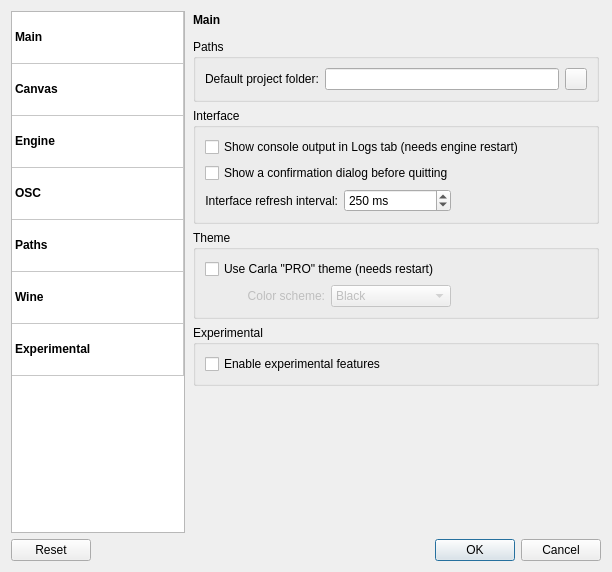
Old version of the form resources/ui/carla_settings.ui in the repository falkTX/Carla.
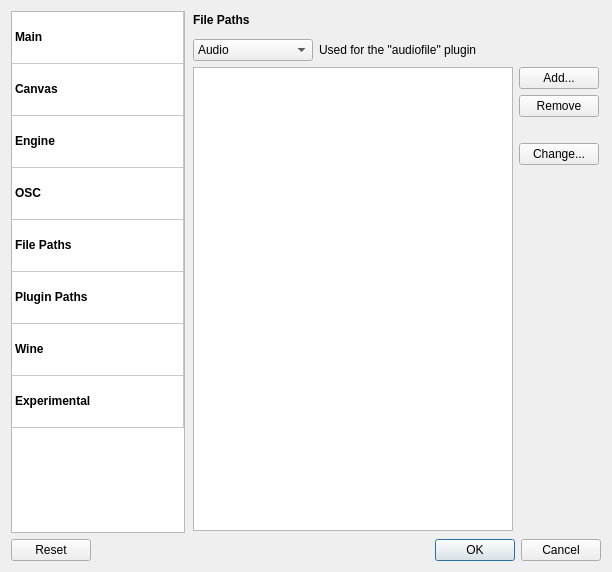
New version of the form. The open tabs and pages were chosen to show the change. Icons and pictures are not drawn.

Commit message: Initial work for file type paths, use it for audio and midi plugins

Diff of the .ui file:
```diff
--- a/resources/ui/carla_settings.ui
+++ b/resources/ui/carla_settings.ui
@@ -88,7 +88,12 @@
        </row>
        <row>
         <property name="text">
-         <string>paths</string>
+         <string>file-paths</string>
+        </property>
+       </row>
+       <row>
+        <property name="text">
+         <string>plugin-paths</string>
         </property>
        </row>
        <row>
@@ -186,7 +191,7 @@
        </item>
        <item row="4" column="0">
         <property name="text">
-         <string>Paths</string>
+         <string>File Paths</string>
         </property>
         <property name="font">
          <font>
@@ -204,6 +209,24 @@
        </item>
        <item row="5" column="0">
         <property name="text">
+         <string>Plugin Paths</string>
+        </property>
+        <property name="font">
+         <font>
+          <weight>75</weight>
+          <bold>true</bold>
+         </font>
+        </property>
+        <property name="icon">
+         <iconset resource="../resources.qrc">
+          <normaloff>:/scalable/folder.svgz</normaloff>:/scalable/folder.svgz</iconset>
+        </property>
+        <property name="flags">
+         <set>ItemIsSelectable|ItemIsEnabled</set>
+        </property>
+       </item>
+       <item row="6" column="0">
+        <property name="text">
          <string>Wine</string>
         </property>
         <property name="font">
@@ -220,7 +243,7 @@
          <set>ItemIsSelectable|ItemIsEnabled</set>
         </property>
        </item>
-       <item row="6" column="0">
+       <item row="7" column="0">
         <property name="text">
          <string>Experimental</string>
         </property>
@@ -1647,7 +1670,253 @@
         <zorder>group_osc_udp_port</zorder>
         <zorder>group_osc_core</zorder>
        </widget>
-       <widget class="QWidget" name="page_paths">
+       <widget class="QWidget" name="page_filepaths">
+        <layout class="QVBoxLayout" name="verticalLayout_30">
+         <property name="margin">
+          <number>2</number>
+         </property>
+         <item>
+          <layout class="QHBoxLayout" name="horizontalLayout_8">
+           <item>
+            <widget class="QLabel" name="label_24">
+             <property name="text">
+              <string>&lt;b&gt;File Paths&lt;/b&gt;</string>
+             </property>
+             <property name="alignment">
+              <set>Qt::AlignLeading|Qt::AlignLeft|Qt::AlignTop</set>
+             </property>
+            </widget>
+           </item>
+           <item>
+            <spacer name="horizontalSpacer_10">
+             <property name="orientation">
+              <enum>Qt::Horizontal</enum>
+             </property>
+             <property name="sizeHint" stdset="0">
+              <size>
+               <width>40</width>
+               <height>20</height>
+              </size>
+             </property>
+            </spacer>
+           </item>
+           <item>
+            <widget class="QLabel" name="label_31">
+             <property name="maximumSize">
+              <size>
+               <width>48</width>
+               <height>48</height>
+              </size>
+             </property>
+             <property name="text">
+              <string notr="true"/>
+             </property>
+             <property name="pixmap">
+              <pixmap resource="../resources.qrc">:/scalable/folder.svgz</pixmap>
+             </property>
+             <property name="scaledContents">
+              <bool>true</bool>
+             </property>
+             <property name="alignment">
+              <set>Qt::AlignHCenter|Qt::AlignTop</set>
+             </property>
+             <property name="wordWrap">
+              <bool>true</bool>
+             </property>
+            </widget>
+           </item>
+          </layout>
+         </item>
+         <item>
+          <layout class="QHBoxLayout" name="horizontalLayout_19">
+           <item>
+            <widget class="QComboBox" name="cb_filepaths">
+             <property name="minimumSize">
+              <size>
+               <width>120</width>
+               <height>0</height>
+              </size>
+             </property>
+             <item>
+              <property name="text">
+               <string>Audio</string>
+              </property>
+             </item>
+             <item>
+              <property name="text">
+               <string>MIDI</string>
+              </property>
+             </item>
+            </widget>
+           </item>
+           <item>
+            <widget class="QStackedWidget" name="tw_filepaths_info">
+             <property name="sizePolicy">
+              <sizepolicy hsizetype="Preferred" vsizetype="Fixed">
+               <horstretch>0</horstretch>
+               <verstretch>0</verstretch>
+              </sizepolicy>
+             </property>
+             <property name="currentIndex">
+              <number>0</number>
+             </property>
+             <widget class="QWidget" name="tw_filepaths_info_audio">
+              <layout class="QHBoxLayout" name="horizontalLayout_20">
+               <property name="spacing">
+                <number>0</number>
+               </property>
+               <property name="margin">
+                <number>0</number>
+               </property>
+               <item>
+                <widget class="QLabel" name="label_12">
+                 <property name="text">
+                  <string>Used for the &quot;audiofile&quot; plugin</string>
+                 </property>
+                </widget>
+               </item>
+              </layout>
+             </widget>
+             <widget class="QWidget" name="tw_filepaths_info_midi">
+              <layout class="QHBoxLayout" name="horizontalLayout_26">
+               <property name="spacing">
+                <number>0</number>
+               </property>
+               <property name="margin">
+                <number>0</number>
+               </property>
+               <item>
+                <widget class="QLabel" name="label_13">
+                 <property name="text">
+                  <string>Used for the &quot;midifile&quot; plugin</string>
+                 </property>
+                </widget>
+               </item>
+              </layout>
+             </widget>
+            </widget>
+           </item>
+           <item>
+            <spacer name="horizontalSpacer_23">
+             <property name="orientation">
+              <enum>Qt::Horizontal</enum>
+             </property>
+             <property name="sizeHint" stdset="0">
+              <size>
+               <width>20</width>
+               <height>20</height>
+              </size>
+             </property>
+            </spacer>
+           </item>
+          </layout>
+         </item>
+         <item>
+          <layout class="QHBoxLayout" name="horizontalLayout_16">
+           <item>
+            <widget class="QStackedWidget" name="tw_filepaths">
+             <property name="currentIndex">
+              <number>0</number>
+             </property>
+             <widget class="QWidget" name="tw_filepaths_audio">
+              <layout class="QVBoxLayout" name="verticalLayout_18">
+               <property name="spacing">
+                <number>0</number>
+               </property>
+               <property name="margin">
+                <number>0</number>
+               </property>
+               <item>
+                <widget class="QListWidget" name="lw_files_audio"/>
+               </item>
+              </layout>
+             </widget>
+             <widget class="QWidget" name="tw_filepaths_midi">
+              <layout class="QVBoxLayout" name="verticalLayout_23">
+               <property name="spacing">
+                <number>0</number>
+               </property>
+               <property name="margin">
+                <number>0</number>
+               </property>
+               <item>
+                <widget class="QListWidget" name="lw_files_midi"/>
+               </item>
+              </layout>
+             </widget>
+            </widget>
+           </item>
+           <item>
+            <layout class="QVBoxLayout" name="verticalLayout_29">
+             <item>
+              <widget class="QPushButton" name="b_filepaths_add">
+               <property name="text">
+                <string>Add...</string>
+               </property>
+               <property name="icon">
+                <iconset resource="../resources.qrc">
+                 <normaloff>:/16x16/list-add.svgz</normaloff>:/16x16/list-add.svgz</iconset>
+               </property>
+              </widget>
+             </item>
+             <item>
+              <widget class="QPushButton" name="b_filepaths_remove">
+               <property name="text">
+                <string>Remove</string>
+               </property>
+               <property name="icon">
+                <iconset resource="../resources.qrc">
+                 <normaloff>:/16x16/list-remove.svgz</normaloff>:/16x16/list-remove.svgz</iconset>
+               </property>
+              </widget>
+             </item>
+             <item>
+              <spacer name="verticalSpacer_6">
+               <property name="orientation">
+                <enum>Qt::Vertical</enum>
+               </property>
+               <property name="sizeType">
+                <enum>QSizePolicy::Fixed</enum>
+               </property>
+               <property name="sizeHint" stdset="0">
+                <size>
+                 <width>20</width>
+                 <height>20</height>
+                </size>
+               </property>
+              </spacer>
+             </item>
+             <item>
+              <widget class="QPushButton" name="b_filepaths_change">
+               <property name="text">
+                <string>Change...</string>
+               </property>
+               <property name="icon">
+                <iconset resource="../resources.qrc">
+                 <normaloff>:/16x16/edit-rename.svgz</normaloff>:/16x16/edit-rename.svgz</iconset>
+               </property>
+              </widget>
+             </item>
+             <item>
+              <spacer name="verticalSpacer_8">
+               <property name="orientation">
+                <enum>Qt::Vertical</enum>
+               </property>
+               <property name="sizeHint" stdset="0">
+                <size>
+                 <width>20</width>
+                 <height>40</height>
+                </size>
+               </property>
+              </spacer>
+             </item>
+            </layout>
+           </item>
+          </layout>
+         </item>
+        </layout>
+       </widget>
+       <widget class="QWidget" name="page_pluginpaths">
         <layout class="QVBoxLayout" name="verticalLayout_19">
          <property name="margin">
           <number>2</number>
```
Left out of the diff: 34 changed lines with no effect on the pictures. The commit also changes 21 other files.
